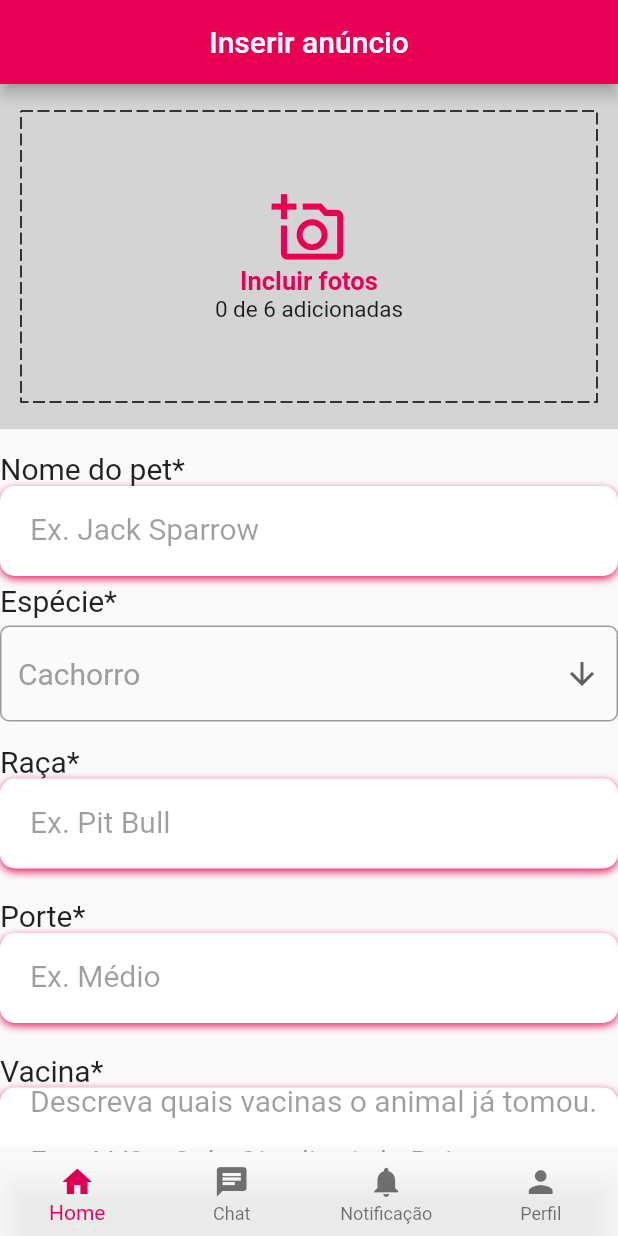
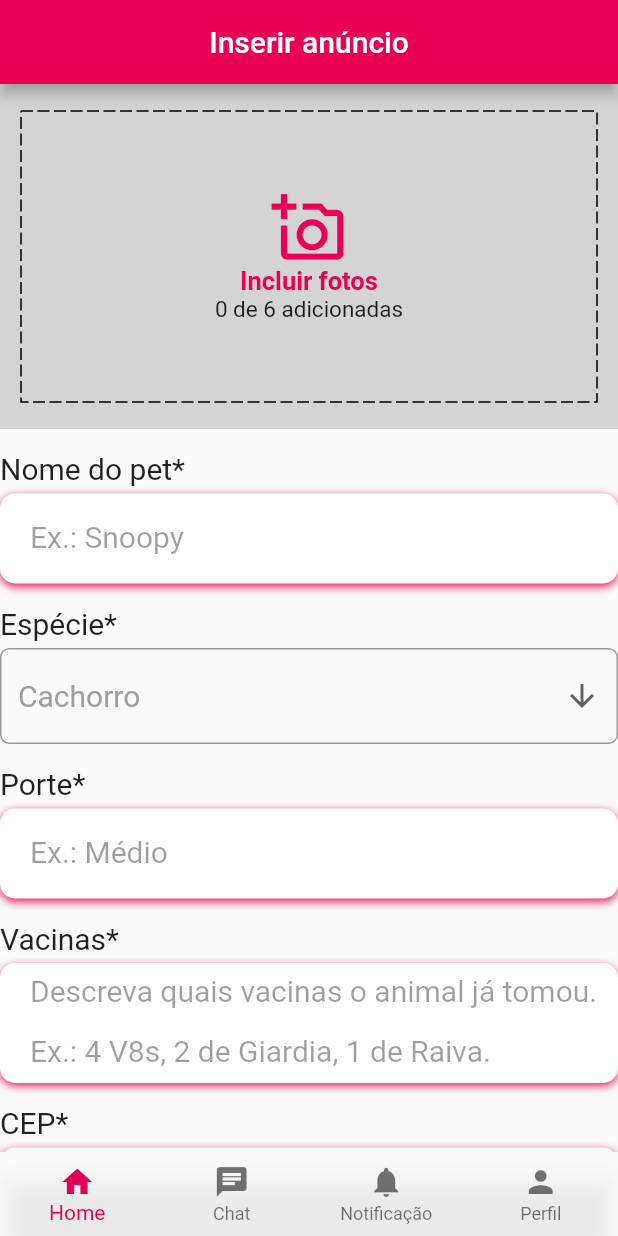
Before and after one commit to vitorekr/UnBArqDsw2022-2-2022.2_G4_IdotPet_Frontend, a Flutter app: the screen it shows after launch, on a phone screen of 412 x 824 dp. Run offline on Flutter 3.47's test engine with Material 2 defaults, Android fonts, the phone set to English and light mode, and no system bars; drawn by our look-alikes of dotted_border; our stand-ins replace dio, get; accounts and stored records are empty.

Commit message:
Voltando modificações para melhor integração com o código.
Co-Authored-By: João Durso <jvsdurso@gmail.com>
Co-Authored-By: Vitor Kuhl <vitorekrlol@gmail.com>

```diff
--- a/lib/modules/cadastroPet/ui/cadastrar_pet.dart
+++ b/lib/modules/cadastroPet/ui/cadastrar_pet.dart
@@ -51,6 +51,144 @@ Widget buildPhotoUpload() {
   );
 }
 
+Widget buildName(){
+  return Column(
+    children: <Widget>[
+      Container(
+            alignment: Alignment.center,
+            padding: const EdgeInsets.only(
+                left: 20,
+              ),
+            decoration: BoxDecoration(
+              color: Colors.white,
+              borderRadius: BorderRadius.circular(10),
+              // ignore: prefer_const_literals_to_create_immutables
+              boxShadow: [
+                const BoxShadow(
+                  color: Colors.pink,
+                  blurRadius: 4,
+                  offset: Offset(0,2),
+                )
+              ]
+            ),
+            height: 60,
+            child: TextFormField(
+                  keyboardType: TextInputType.emailAddress,
+                  // ignore: prefer_const_constructors
+                  style: TextStyle(
+                    color: Colors.black,
+                    fontSize: 23
+                  ),
+                  // ignore: prefer_const_constructors
+                  decoration: InputDecoration(
+                    contentPadding: const EdgeInsets.only(bottom:10),
+                    border: InputBorder.none,
+                    labelText: 'Ex.: Snoopy',
+                    floatingLabelBehavior: FloatingLabelBehavior.never,
+                    labelStyle: const TextStyle(
+                      color: Colors.black38,
+                      fontWeight: FontWeight.w400,
+                      fontSize: 20,
+                  ),
+                ),
+           ),
+        ),
+    ],
+  );
+}
+
+Widget buildSize(){
+  return Column(
+    children: <Widget>[
+      Container(
+            alignment: Alignment.center,
+            padding: const EdgeInsets.only(
+                left: 20,
+              ),
+            decoration: BoxDecoration(
+              color: Colors.white,
+              borderRadius: BorderRadius.circular(10),
+              // ignore: prefer_const_literals_to_create_immutables
+              boxShadow: [
+                const BoxShadow(
+                  color: Colors.pink,
+                  blurRadius: 4,
+                  offset: Offset(0,2),
+                )
+              ]
+            ),
+            height: 60,
+            child:  TextFormField(
+                  keyboardType: TextInputType.emailAddress, // E ESSE EMAILADRESS PRA TODO LADO?
+                  style: const TextStyle(                   // eh só arrumar
+                    color: Colors.black,
+                    fontSize: 25
+                  ),
+                  // ignore: prefer_const_constructors
+                  decoration: InputDecoration(
+                    contentPadding: const EdgeInsets.only(bottom:10),
+
+                    border: InputBorder.none,
+                    labelText: 'Ex.: Médio',
+                    floatingLabelBehavior: FloatingLabelBehavior.never,
+                    labelStyle: const TextStyle(
+                    color: Colors.black38,
+                    fontWeight: FontWeight.w400,
+                    fontSize: 20,
+                  ),
+                ),
+           ),
+        ),
+    ],
+  );
+}
+
+Widget buildVaccines(){
+  return Column(
+    children: <Widget>[
+      Container(
+            alignment: Alignment.center,
+            padding: const EdgeInsets.only(
+                left: 20,
+              ),
+            decoration: BoxDecoration(
+              color: Colors.white,
+              borderRadius: BorderRadius.circular(10),
+              // ignore: prefer_const_literals_to_create_immutables
+              boxShadow: [
+                const BoxShadow(
+                  color: Colors.pink,
+                  blurRadius: 4,
+                  offset: Offset(0,2),
+                )
+              ]
+            ),
+            height: 80,
+            child: const TextField(
+                  keyboardType: TextInputType.emailAddress,
+                  style: TextStyle(
+                    color: Colors.black,
+                    fontSize: 23
+                  ),
+                  maxLines: 5,
+                  minLines: 1,
+                  decoration: InputDecoration(
+                    contentPadding: EdgeInsets.only(bottom:30),
+                    border: InputBorder.none,
+                    labelText: 'Descreva quais vacinas o animal já tomou. \n\nEx.: 4 V8s, 2 de Giardia, 1 de Raiva.',
+                    floatingLabelBehavior: FloatingLabelBehavior.never,
+                    labelStyle: TextStyle(
+                    color: Colors.black38,
+                    fontWeight: FontWeight.w400,
+                    fontSize: 20,
+
+                  ),
+                ),
+           ),
+        ),
+    ],
+  );
+}
 
 Widget buildDescription(){
   return Column(
@@ -96,22 +234,9 @@ Widget buildDescription(){
   );
 }
 
-
-Widget buildGen(campo,descricao){
+Widget buildCEP(){
   return Column(
     children: <Widget>[
-      const SizedBox(
-        height: 15,
-      ),
-      Container(
-      alignment: Alignment.topLeft,
-      child: Text(campo,
-              textAlign: TextAlign.left,
-              style: const TextStyle(
-                fontSize: 20,
-              ),
-        ),
-      ),
       Container(
             alignment: Alignment.center,
             padding: const EdgeInsets.only(
@@ -130,19 +255,16 @@ Widget buildGen(campo,descricao){
               ]
             ),
             height: 60,
-
-            child:
-            TextField(
+            child: const TextField(
                   keyboardType: TextInputType.emailAddress,
-                  style: const TextStyle(
+                  style: TextStyle(
                     color: Colors.black,
                     fontSize: 23
                   ),
                   decoration: InputDecoration(
-                    labelText: descricao,
                     contentPadding: EdgeInsets.only(bottom:10),
                     border: InputBorder.none,
-                    labelStyle: const TextStyle(
+                    labelStyle: TextStyle(
                     color: Colors.black38,
                     fontWeight: FontWeight.w400,
                     fontSize: 20,
@@ -150,12 +272,10 @@ Widget buildGen(campo,descricao){
                 ),
            ),
         ),
-        const SizedBox(
-        height: 5,
-      ),
     ],
   );
 }
+
 
 class CadastrarPet extends StatelessWidget {
   const CadastrarPet({super.key});
@@ -177,9 +297,22 @@ class CadastrarPet extends StatelessWidget {
             crossAxisAlignment: CrossAxisAlignment.start,
             children:[
             buildPhotoUpload(),
-
-            buildGen("Nome do pet*","Ex. Jack Sparrow"),
-
+            const SizedBox(
+              height: 15,
+            ),
+            const Text('Nome do pet*',
+              textAlign: TextAlign.left,
+              style: TextStyle(
+                fontSize: 20,
+              ),
+            ),
+            const SizedBox(
+              height: 5,
+            ),
+            buildName(),
+            const SizedBox(
+              height: 15,
+            ),
             const Text('Espécie*',
               textAlign: TextAlign.left,
               style: TextStyle(
@@ -190,12 +323,48 @@ class CadastrarPet extends StatelessWidget {
               height: 5,
             ),
             const DropdownButtonEspecie(),
-
-            buildGen("Raça*", "Ex. Pit Bull"),
-            buildGen("Porte*", "Ex. Médio"),
-            buildGen("Vacina*", "Descreva quais vacinas o animal já tomou. \n\nEx.: 4 V8s, 2 de Giardia, 1 de Raiva."),
-            buildGen("CEP*", "Ex. 73234600"),
-
+            const SizedBox(
+              height: 15,
+            ),
+            const Text('Porte*',
+              textAlign: TextAlign.left,
+              style: TextStyle(
+                fontSize: 20,
+              ),
+            ),
+            const SizedBox(
+              height: 5,
+            ),
+            buildSize(),
+            const SizedBox(
+              height: 15,
+            ),
+            const Text('Vacinas*',
+              textAlign: TextAlign.left,
+              style: TextStyle(
+                fontSize: 20,
+              ),
+            ),
+            const SizedBox(
+              height: 5,
+            ),
+            buildVaccines(),
+            const SizedBox(
+              height: 15,
+            ),
+            const Text('CEP*',
+              textAlign: TextAlign.left,
+              style: TextStyle(
+                fontSize: 20,
+              ),
+            ),
+            const SizedBox(
+              height: 5,
+            ),
+            buildCEP(),
+            const SizedBox(
+              height: 15,
+            ),
             const Text('Descrição*',
               textAlign: TextAlign.left,
               style: TextStyle(
@@ -203,13 +372,12 @@ class CadastrarPet extends StatelessWidget {
               ),
             ),
             const SizedBox(
-              height: 10,
+              height: 5,
             ),
             buildDescription(),
             const SizedBox(
               height: 20,
             ),
-
             UnconstrainedBox(
                 child: Container(
                   height: 70,
@@ -239,12 +407,13 @@ class CadastrarPet extends StatelessWidget {
                     ),
                   ),
                 ),
-              ),
-              const SizedBox(height: 10,)
+              )
           ]
         ),
       ),
       bottomNavigationBar: const BottomNavBar(),
+
     );
   }
+
 }
```
